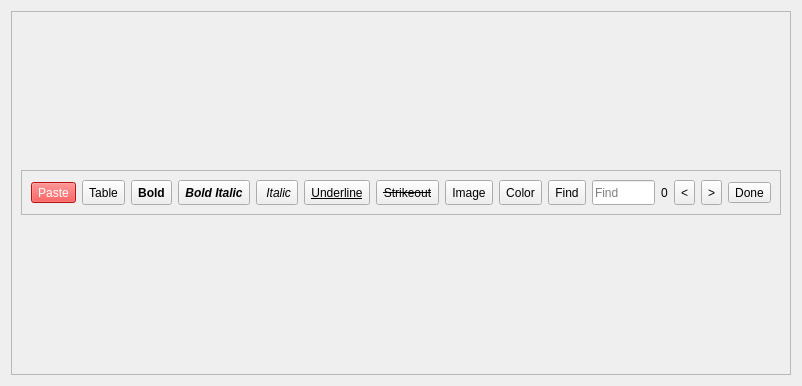
Before: the Qt Designer form src/Notes/Notes.ui in ic005k/Knot-Legacy, drawn with Qt 5.
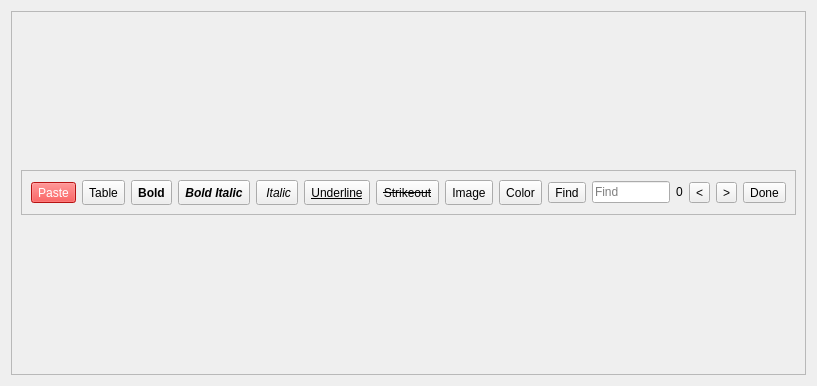
After: the same form once the commit is applied. Icons and pictures are not drawn.

What changed in the file:
```diff
--- a/src/Notes/Notes.ui
+++ b/src/Notes/Notes.ui
@@ -6,7 +6,7 @@
    <rect>
     <x>0</x>
     <y>0</y>
-    <width>802</width>
+    <width>817</width>
     <height>386</height>
    </rect>
   </property>
@@ -112,8 +112,8 @@
              </property>
              <property name="maximumSize">
               <size>
-               <width>65535</width>
-               <height>65535</height>
+               <width>16777215</width>
+               <height>16777215</height>
               </size>
              </property>
              <property name="text">
@@ -131,8 +131,8 @@
              </property>
              <property name="maximumSize">
               <size>
-               <width>65535</width>
-               <height>65535</height>
+               <width>16777215</width>
+               <height>16777215</height>
               </size>
              </property>
              <property name="text">
@@ -305,8 +305,8 @@
              </property>
              <property name="maximumSize">
               <size>
-               <width>65535</width>
-               <height>65535</height>
+               <width>16777215</width>
+               <height>16777215</height>
               </size>
              </property>
              <property name="text">
@@ -367,8 +367,8 @@
              </property>
              <property name="maximumSize">
               <size>
-               <width>65535</width>
-               <height>65535</height>
+               <width>16777215</width>
+               <height>16777215</height>
               </size>
              </property>
              <property name="placeholderText">
@@ -465,8 +465,8 @@
              </property>
              <property name="maximumSize">
               <size>
-               <width>65535</width>
-               <height>65535</height>
+               <width>16777215</width>
+               <height>16777215</height>
               </size>
              </property>
              <property name="text">
```
